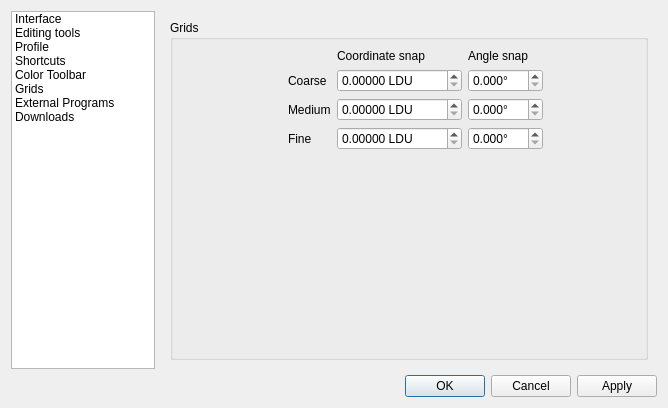
This is src/dialogs/configdialog.ui in Symbian9/ldforge as Qt 5 draws it before an edit. The edited form follows.
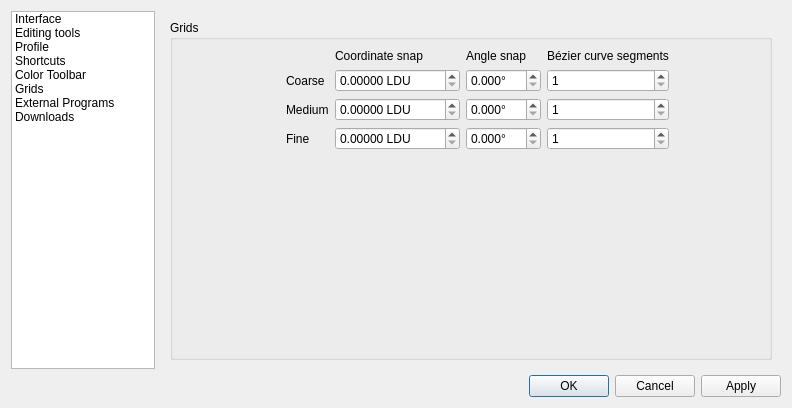
This is the edited form. The open tabs and pages were chosen to show the change. Icons and pictures are not drawn.

Commit message: Subject B?zier curve fineness to the grid. By default, the coarse grid uses 8 segments, medium 16 and fine 32. Moved rasterization from demoting to inlining, it feels more sensible for it to be there.

What changed in the file:
```diff
--- a/src/dialogs/configdialog.ui
+++ b/src/dialogs/configdialog.ui
@@ -6,7 +6,7 @@
    <rect>
     <x>0</x>
     <y>0</y>
-    <width>668</width>
+    <width>792</width>
     <height>408</height>
    </rect>
   </property>
@@ -899,7 +899,7 @@
                 </property>
                </spacer>
               </item>
-              <item row="1" column="5">
+              <item row="1" column="6">
                <spacer name="horizontalSpacer_10">
                 <property name="orientation">
                  <enum>Qt::Horizontal</enum>
@@ -912,6 +912,43 @@
                 </property>
                </spacer>
               </item>
+              <item row="0" column="5">
+               <widget class="QLabel" name="label_9">
+                <property name="text">
+                 <string>Bézier curve segments</string>
+                </property>
+               </widget>
+              </item>
+              <item row="1" column="5">
+               <widget class="QSpinBox" name="configGridCoarseBezierCurveSegments">
+                <property name="minimum">
+                 <number>1</number>
+                </property>
+                <property name="maximum">
+                 <number>1000</number>
+                </property>
+               </widget>
+              </item>
+              <item row="2" column="5">
+               <widget class="QSpinBox" name="configGridMediumBezierCurveSegments">
+                <property name="minimum">
+                 <number>1</number>
+                </property>
+                <property name="maximum">
+                 <number>1000</number>
+                </property>
+               </widget>
+              </item>
+              <item row="3" column="5">
+               <widget class="QSpinBox" name="configGridFineBezierCurveSegments">
+                <property name="minimum">
+                 <number>1</number>
+                </property>
+                <property name="maximum">
+                 <number>10000</number>
+                </property>
+               </widget>
+              </item>
              </layout>
             </item>
             <item>
```
Left out of the diff: 52 changed lines with no effect on the pictures. The commit also changes 9 other files.
